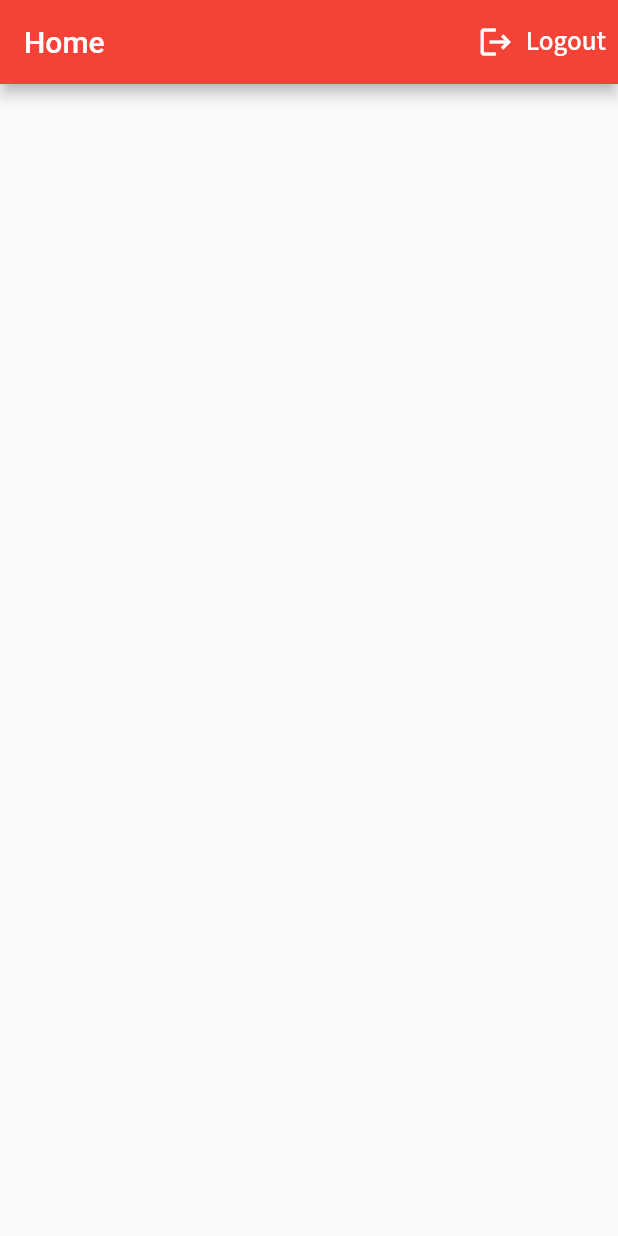
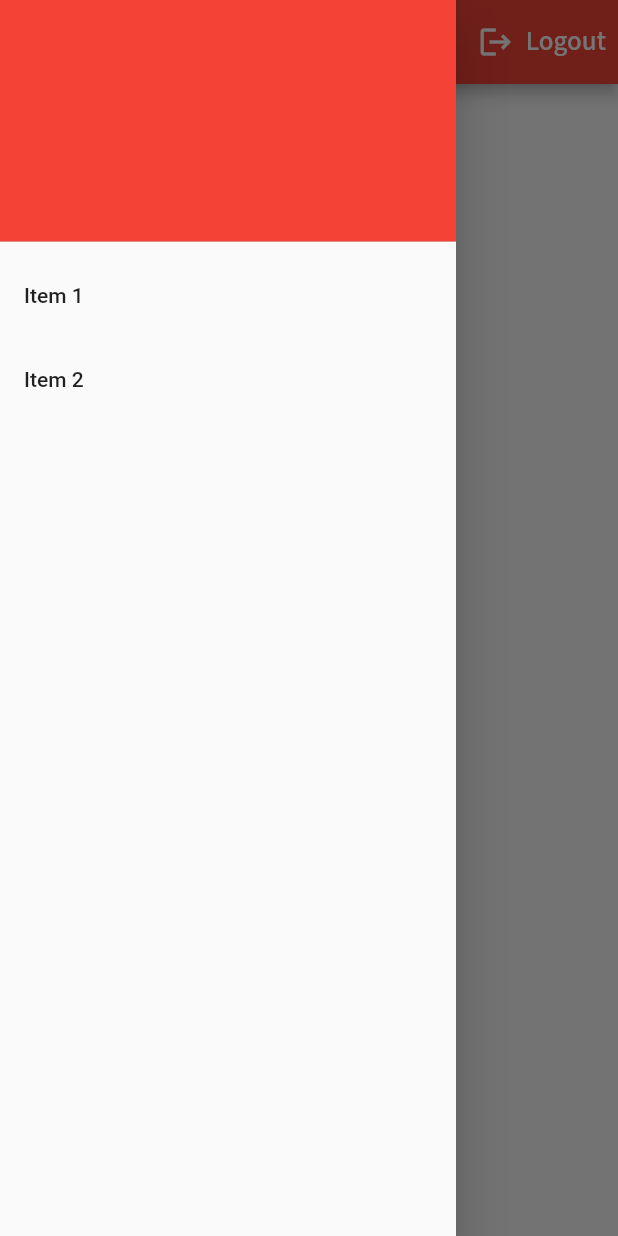
Before and after one commit to satyamnoob/decorator_app, a Flutter app: the screen it shows once a user with an empty profile is signed in, with the side drawer open (before the commit the screen has no drawer), on a phone screen of 412 x 824 dp. Run offline on Flutter 3.47's test engine with Material 2 defaults, Android fonts, the phone set to English and light mode, and no system bars; our stand-ins replace cloud_firestore, email_validator, firebase_auth, firebase_core, flutter_spinkit, google_fonts; accounts and stored records are empty.

Commit message:
Drawer Added + User Data Fetched

```diff
--- a/lib/main.dart
+++ b/lib/main.dart
@@ -1,6 +1,10 @@
+import 'package:cloud_firestore/cloud_firestore.dart';
+import 'package:decorator_app/screens/home/profile_screen.dart';
 import 'package:decorator_app/services/auth.dart';
+import 'package:decorator_app/services/database.dart';
 import 'package:firebase_core/firebase_core.dart';
 import 'package:flutter/material.dart';
+import 'package:google_fonts/google_fonts.dart';
 import 'package:provider/provider.dart';
 
 import 'models/my_user.dart';
@@ -18,15 +22,19 @@ class MyApp extends StatelessWidget {
   // This widget is the root of your application.
   @override
   Widget build(BuildContext context) {
-    return StreamProvider<MyUser?>.value(
-      initialData: null,
-      value: AuthService().user,
+    return MultiProvider(
+      providers: [
+        StreamProvider<MyUser?>.value(value: AuthService().user, initialData: null, catchError: ((context, error) {}),),
+      ],
       child: MaterialApp(
         theme: ThemeData(
           primarySwatch: Colors.red,
         ),
         debugShowCheckedModeBanner: false,
         home: const Wrapper(),
+        routes: {
+          ProfileScreen.routeName:(context) => ProfileScreen(),
+        },
       ),
     );
   }
--- a/lib/models/my_user.dart
+++ b/lib/models/my_user.dart
@@ -3,3 +3,17 @@ class MyUser {
 
   MyUser({this.uid});
 }
+
+class MyUserData {
+  String? uid;
+  String? name;
+  String? phoneNumber;
+  String? email;
+
+  MyUserData({
+    this.uid,
+    this.email,
+    this.name,
+    this.phoneNumber,
+  });
+}
--- a/lib/screens/home/home_screen.dart
+++ b/lib/screens/home/home_screen.dart
@@ -1,13 +1,29 @@
+import 'package:cloud_firestore/cloud_firestore.dart';
+import 'package:decorator_app/models/my_user.dart';
+import 'package:decorator_app/services/database.dart';
+import 'package:decorator_app/services/loading.dart';
+import 'package:decorator_app/widgets/drawer.dart';
 import 'package:flutter/material.dart';
 import 'package:google_fonts/google_fonts.dart';
+import 'package:provider/provider.dart';
 
 import '../../services/auth.dart';
 
-class HomeScreen extends StatelessWidget {
+class HomeScreen extends StatefulWidget {
   HomeScreen({Key? key}) : super(key: key);
+
+  @override
+  State<HomeScreen> createState() => _HomeScreenState();
+}
+
+class _HomeScreenState extends State<HomeScreen> {
   final AuthService _auth = AuthService();
+
   @override
   Widget build(BuildContext context) {
+    final user = Provider.of<MyUser?>(context);
+    final MyUserData? myUserData = Provider.of<MyUserData?>(context);
+
     return Scaffold(
       appBar: AppBar(
         title: const Text("Home"),
@@ -30,6 +46,18 @@ class HomeScreen extends StatelessWidget {
           ),
         ],
       ),
+      drawer: DrawerWidget(),
+      body: StreamBuilder<MyUserData?>(
+        stream: DatabaseService(uid: user!.uid).userData,
+        builder: (context, snapshot) {
+          if(snapshot.hasData) {
+            return Text(snapshot.data!.email!);
+          }
+          else {
+            return const Loading();
+          }
+        }
+      ),
     );
   }
 }
--- a/lib/services/database.dart
+++ b/lib/services/database.dart
@@ -1,8 +1,34 @@
 import 'package:cloud_firestore/cloud_firestore.dart';
+import 'package:decorator_app/models/my_user.dart';
 
 class DatabaseService {
+  final String? uid;
 
+  DatabaseService({this.uid});
 
-  final CollectionReference collectionReference =
+  final CollectionReference employeeCollectionReference =
       FirebaseFirestore.instance.collection('employee');
+
+  MyUserData _userDataFromSnapshot(DocumentSnapshot snapshot) {
+    return MyUserData(
+      name: snapshot.get('name'),
+      uid: uid,
+      email: snapshot.get('email'),
+      phoneNumber: snapshot.get('phoneNumber'),
+    );
+  }
+
+  Future<dynamic> updateUserData(
+      {String? name, String? phoneNumber, String? email}) async {
+    return await employeeCollectionReference.doc(uid!).set({
+      'name': name,
+      'phoneNumber': phoneNumber,
+      'uid': uid,
+      'email': email,
+    });
+  }
+
+  Stream<MyUserData?> get userData {
+    return employeeCollectionReference.doc(uid).snapshots().map(_userDataFromSnapshot);
+  }
 }
--- /dev/null
+++ b/lib/widgets/drawer.dart
@@ -0,0 +1,100 @@
+import 'package:decorator_app/screens/home/profile_screen.dart';
+import 'package:decorator_app/services/loading.dart';
+import 'package:flutter/material.dart';
+import 'package:google_fonts/google_fonts.dart';
+import 'package:provider/provider.dart';
+
+import '../models/my_user.dart';
+import '../services/database.dart';
+
+class DrawerWidget extends StatelessWidget {
+  const DrawerWidget({Key? key}) : super(key: key);
+
+  @override
+  Widget build(BuildContext context) {
+    final user = Provider.of<MyUser?>(context);
+    final DatabaseService databaseService = DatabaseService(uid: user!.uid);
+
+    return StreamBuilder<MyUserData?>(
+      stream: DatabaseService(uid: user.uid).userData,
+      builder: (context, snapshot) {
+        if (snapshot.hasData) {
+          return SafeArea(
+            child: Drawer(
+              child: ListView(
+                // Important: Remove any padding from the ListView.
+                padding: EdgeInsets.zero,
+                children: [
+                  DrawerHeader(
+                    decoration: const BoxDecoration(
+                      color: Colors.red,
+                    ),
+                    child: InkWell(
+                      onTap: () {
+                        print("hello");
+                      },
+                      splashFactory: NoSplash.splashFactory,
+                      splashColor: Colors.transparent,
+                      child: Column(
+                        crossAxisAlignment: CrossAxisAlignment.start,
+                        mainAxisAlignment: MainAxisAlignment.end,
+                        children: [
+                          Text(
+                            snapshot.data!.name!,
+                            style: GoogleFonts.sourceSansPro(
+                              fontSize: 30,
+                              fontWeight: FontWeight.w900,
+                              color: Colors.white,
+                            ),
+                          ),
+                          const SizedBox(
+                            height: 5,
+                          ),
+                          Text(
+                            snapshot.data!.phoneNumber!,
+                            style: GoogleFonts.sourceSansPro(
+                              fontSize: 15,
+                              fontWeight: FontWeight.w500,
+                              color: Colors.white,
+                            ),
+                          ),
+                          Text(
+                            snapshot.data!.email!,
+                            style: GoogleFonts.sourceSansPro(
+                              fontSize: 15,
+                              fontWeight: FontWeight.w500,
+                              color: Colors.white,
+                            ),
+                          ),
+                          const SizedBox(
+                            height: 10.0,
+                          ),
+                        ],
+                      ),
+                    ),
+                  ),
+                  ListTile(
+                    title: const Text('Item 1'),
+                    onTap: () {
+                      // Update the state of the app.
+                      // ...
+                    },
+                  ),
+                  ListTile(
+                    title: const Text('Item 2'),
+                    onTap: () {
+                      // Update the state of the app.
+                      // ...
+                    },
+                  ),
+                ],
+              ),
+            ),
+          );
+        } else {
+          return Loading();
+        }
+      },
+    );
+  }
+}
```
Also changed, not shown: lib/screens/authenticate/register.dart (+23 -0 lines), lib/screens/home/profile_screen.dart (added, +28 -0 lines), lib/services/auth.dart (+7 -1 lines), pubspec.lock.
